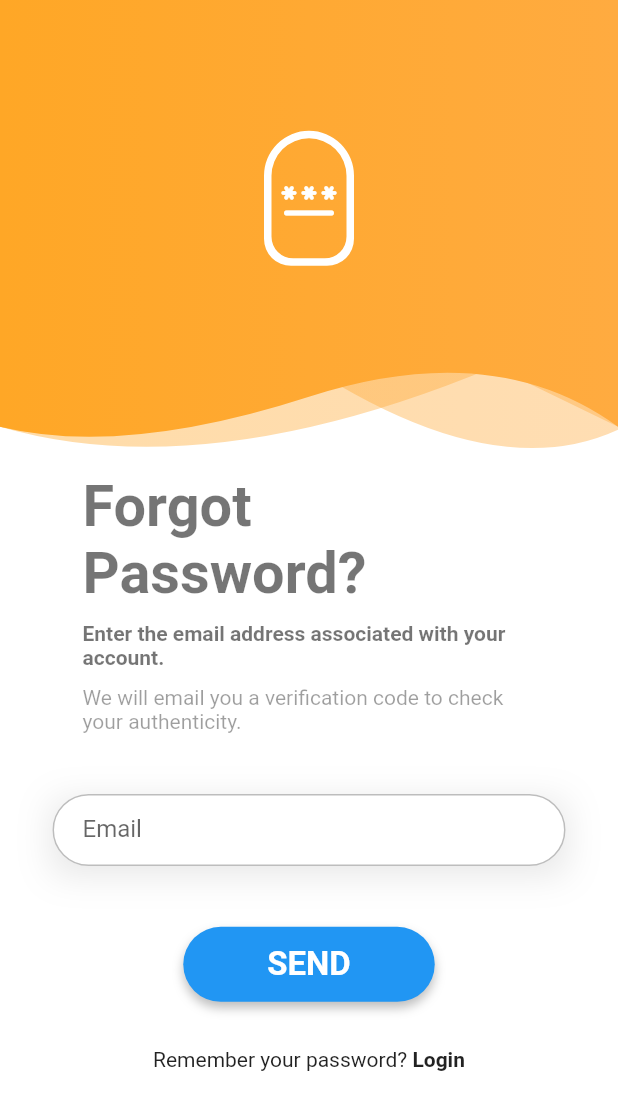
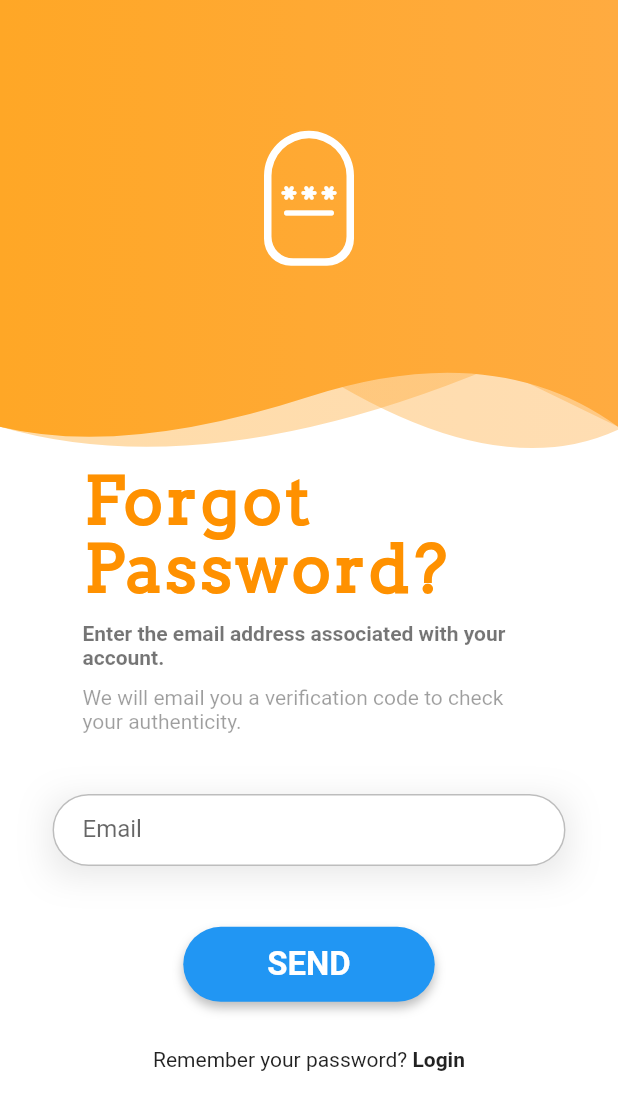
Before and after one commit to YendiOktavianto/FE_LatihAku, a Flutter app: the ForgotPasswordPage screen opened directly, on a phone screen of 412 x 824 dp. Shown: the top 1110 px of the screen. Run offline on Flutter 3.47's test engine with Material 2 defaults, Android fonts, the phone set to English and light mode, and no system bars; our stand-ins replace carousel_slider, curved_navigation_bar, flutter_rating_bar, flutter_svg, font_awesome_flutter, google_fonts and 5 more; missing offline and left inert: dart:ffi.

Commit message:
Forgot Password Setengah

```diff
--- a/lib/features/login_register/forgot_password.dart
+++ b/lib/features/login_register/forgot_password.dart
@@ -1,4 +1,5 @@
 import 'package:fe_latihaku/configurations/size_config.dart';
+import 'package:fe_latihaku/constants/constant_text_styles.dart';
 import 'package:fe_latihaku/features/login_register/forgot_password_verification.dart';
 import 'package:fe_latihaku/features/login_register/header_widget.dart';
 import 'package:fe_latihaku/features/login_register/login.dart';
@@ -18,7 +19,6 @@ class _ForgotPasswordPageState extends State<ForgotPasswordPage> {
 
   @override
   Widget build(BuildContext context) {
-
     return Scaffold(
         backgroundColor: Colors.white,
         body: SingleChildScrollView(
@@ -26,40 +26,43 @@ class _ForgotPasswordPageState extends State<ForgotPasswordPage> {
             children: [
               Container(
                 height: getProportionateScreenHeight(300),
-                child: HeaderWidget(getProportionateScreenHeight(300), true, Icons.password_rounded),
+                child: HeaderWidget(getProportionateScreenHeight(300), true,
+                    Icons.password_rounded),
               ),
               SafeArea(
                 child: Container(
-                  margin: EdgeInsets.fromLTRB(25, 10, 25, 10),
-                  padding: EdgeInsets.fromLTRB(10, 0, 10, 0),
+                  margin: const EdgeInsets.fromLTRB(25, 10, 25, 10),
+                  padding: const EdgeInsets.fromLTRB(10, 0, 10, 0),
                   child: Column(
                     children: [
                       Container(
                         alignment: Alignment.topLeft,
-                        margin: EdgeInsets.fromLTRB(20, 0, 20, 0),
+                        margin: const EdgeInsets.fromLTRB(20, 0, 20, 0),
                         child: Column(
                           mainAxisAlignment: MainAxisAlignment.start,
                           crossAxisAlignment: CrossAxisAlignment.start,
                           children: [
-                            Text('Forgot Password?',
-                              style: TextStyle(
-                                  fontSize: getProportionateScreenWidth(35),
-                                  fontWeight: FontWeight.bold,
-                                  color: Colors.black54
-                              ),
+                            Text(
+                              'Forgot Password?',
+                              style: arvoDarkOrangeAccent,
                               // textAlign: TextAlign.center,
                             ),
-                            SizedBox(height: getProportionateScreenHeight(10),),
-                            Text('Enter the email address associated with your account.',
+                            SizedBox(
+                              height: getProportionateScreenHeight(10),
+                            ),
+                            const Text(
+                              'Enter the email address associated with your account.',
                               style: TextStyle(
-                                // fontSize: 20,
+                                  // fontSize: 20,
                                   fontWeight: FontWeight.bold,
-                                  color: Colors.black54
-                              ),
+                                  color: Colors.black54),
                               // textAlign: TextAlign.center,
                             ),
-                            SizedBox(height: getProportionateScreenHeight(10),),
-                            Text('We will email you a verification code to check your authenticity.',
+                            SizedBox(
+                              height: getProportionateScreenHeight(10),
+                            ),
+                            Text(
+                              'We will email you a verification code to check your authenticity.',
                               style: TextStyle(
                                 color: Colors.black38,
                                 // fontSize: 20,
@@ -76,27 +79,31 @@ class _ForgotPasswordPageState extends State<ForgotPasswordPage> {
                           children: <Widget>[
                             Container(
                               child: TextFormField(
-                                decoration: ThemeHelper().textInputDecoration("Email", "Enter your email"),
-                                validator: (val){
-                                  if(val!.isEmpty){
+                                decoration: ThemeHelper().textInputDecoration(
+                                    "Email", "Enter your email"),
+                                validator: (val) {
+                                  if (val!.isEmpty) {
                                     return "Email can't be empty";
-                                  }
-                                  else if(!RegExp(r"^[a-zA-Z0-9.!#$%&'*+/=?^_`{|}~-]+@[a-zA-Z0-9](?:[a-zA-Z0-9-]{0,253}[a-zA-Z0-9])?(?:\.[a-zA-Z0-9](?:[a-zA-Z0-9-]{0,253}[a-zA-Z0-9])?)*$").hasMatch(val)){
+                                  } else if (!RegExp(
+                                          r"^[a-zA-Z0-9.!#$%&'*+/=?^_`{|}~-]+@[a-zA-Z0-9](?:[a-zA-Z0-9-]{0,253}[a-zA-Z0-9])?(?:\.[a-zA-Z0-9](?:[a-zA-Z0-9-]{0,253}[a-zA-Z0-9])?)*$")
+                                      .hasMatch(val)) {
                                     return "Enter a valid email address";
                                   }
                                   return null;
                                 },
                               ),
-                              decoration: ThemeHelper().inputBoxDecorationShaddow(),
+                              decoration:
+                                  ThemeHelper().inputBoxDecorationShaddow(),
                             ),
                             SizedBox(height: getProportionateScreenHeight(40)),
                             Container(
-                              decoration: ThemeHelper().buttonBoxDecoration(context),
+                              decoration:
+                                  ThemeHelper().buttonBoxDecoration(context),
                               child: ElevatedButton(
                                 style: ThemeHelper().buttonStyle(),
                                 child: Padding(
-                                  padding: const EdgeInsets.fromLTRB(
-                                      40, 10, 40, 10),
+                                  padding:
+                                      const EdgeInsets.fromLTRB(40, 10, 40, 10),
                                   child: Text(
                                     "Send".toUpperCase(),
                                     style: TextStyle(
@@ -107,11 +114,12 @@ class _ForgotPasswordPageState extends State<ForgotPasswordPage> {
                                   ),
                                 ),
                                 onPressed: () {
-                                  if(_formKey.currentState!.validate()) {
+                                  if (_formKey.currentState!.validate()) {
                                     Navigator.pushReplacement(
                                       context,
                                       MaterialPageRoute(
-                                          builder: (context) => ForgotPasswordVerificationPage()),
+                                          builder: (context) =>
+                                              ForgotPasswordVerificationPage()),
                                     );
                                   }
                                 },
@@ -121,19 +129,21 @@ class _ForgotPasswordPageState extends State<ForgotPasswordPage> {
                             Text.rich(
                               TextSpan(
                                 children: [
-                                  const TextSpan(text: "Remember your password? "),
+                                  const TextSpan(
+                                      text: "Remember your password? "),
                                   TextSpan(
                                     text: 'Login',
                                     recognizer: TapGestureRecognizer()
                                       ..onTap = () {
                                         Navigator.push(
                                           context,
-                                          MaterialPageRoute(builder: (context) => LoginPage()),
+                                          MaterialPageRoute(
+                                              builder: (context) =>
+                                                  LoginPage()),
                                         );
                                       },
-                                    style: TextStyle(
-                                        fontWeight: FontWeight.bold
-                                    ),
+                                    style:
+                                        TextStyle(fontWeight: FontWeight.bold),
                                   ),
                                 ],
                               ),
@@ -147,7 +157,6 @@ class _ForgotPasswordPageState extends State<ForgotPasswordPage> {
               )
             ],
           ),
-        )
-    );
+        ));
   }
 }
```
Also changed, not shown: lib/features/login_register/forgot_password_verification.dart (+18 -18 lines), lib/main.dart (+0 -9 lines).
